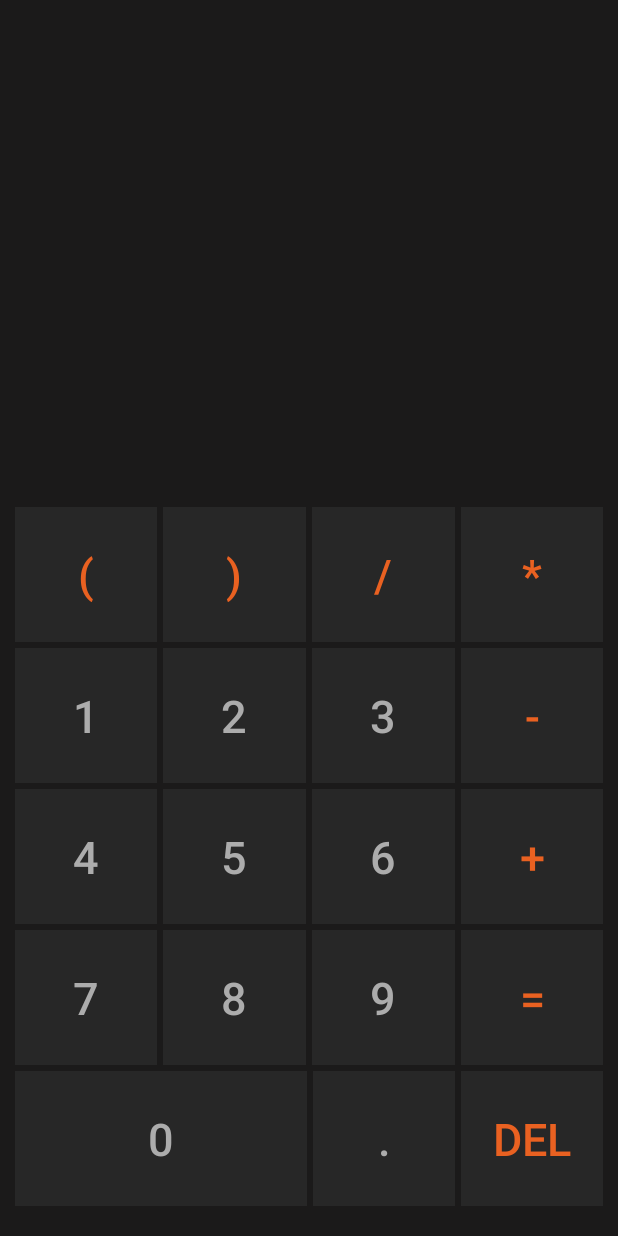
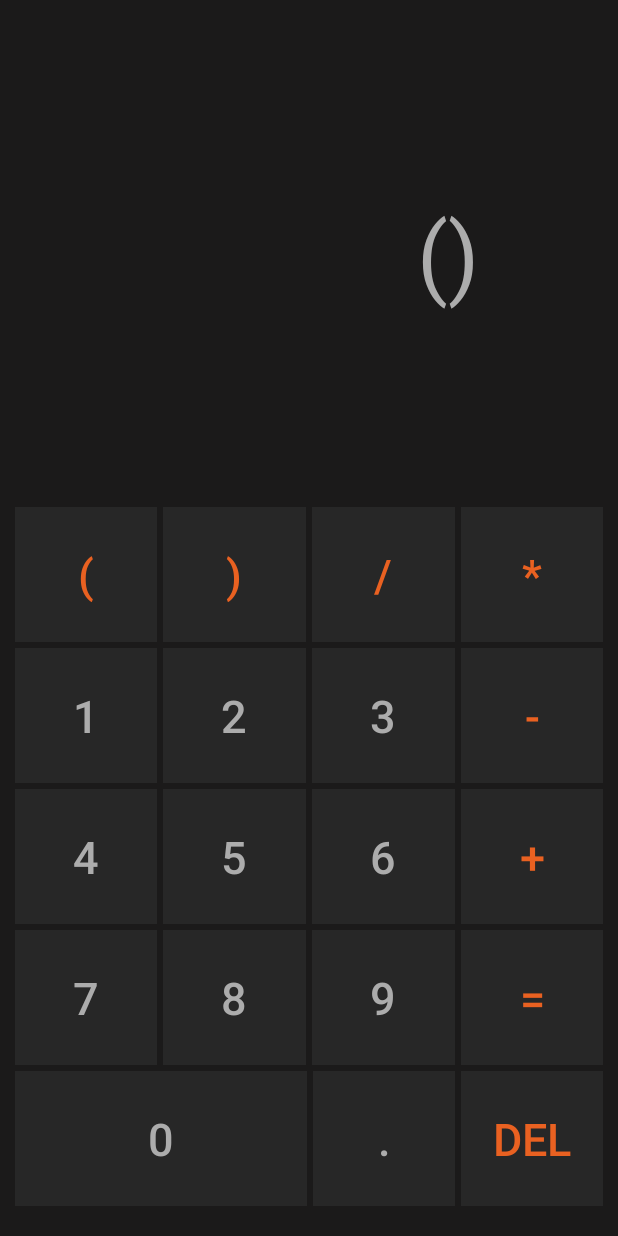
Before and after one commit to diegosanchezstrange/calculator-android, an Android app: the screen it shows after launch (MainActivity), after a tap on an icon or button, on a phone screen of 412 x 824 dp. Run offline under Robolectric (Android 15) with nearby library versions, the phone set to English and light mode, and no system bars; 2 other taps on this screen came first.

Commit message:
OnCLick only one symbol at a time

```diff
--- a/app/src/main/java/com/example/calculator/MainActivity.java
+++ b/app/src/main/java/com/example/calculator/MainActivity.java
@@ -47,13 +47,16 @@ public class MainActivity extends AppCompatActivity implements View.OnClickListe
             tvResult.setText(result);
         } else
         {
-            // NO SE COMO COÑO HACER QUE NO ESCRIBA MAS SIMBOLOS CUANDO YA HAY UNO
-            // HOSTIAS
             if (SIMBOLS.contains(result.substring(resultLength-1)))
             {
                 tvResult.setText(result);
-                return;
+            } else
+            {
+                result += textBtn;
+                tvResult.setText(result);
             }
+
+
         }
     }
 
```
